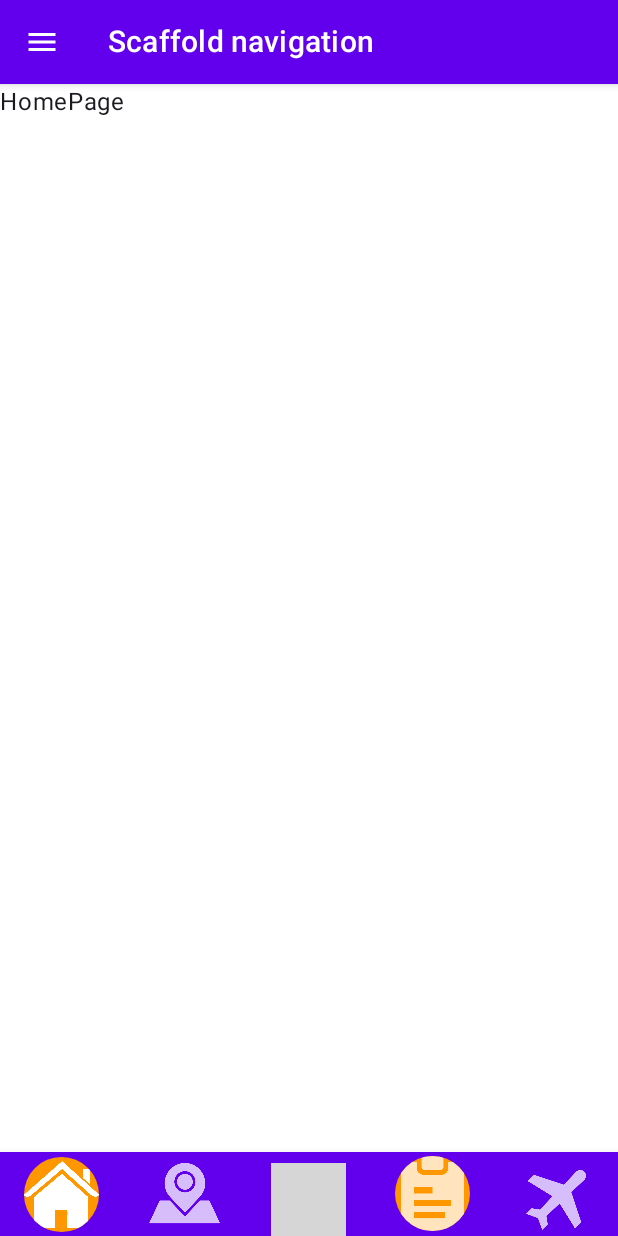
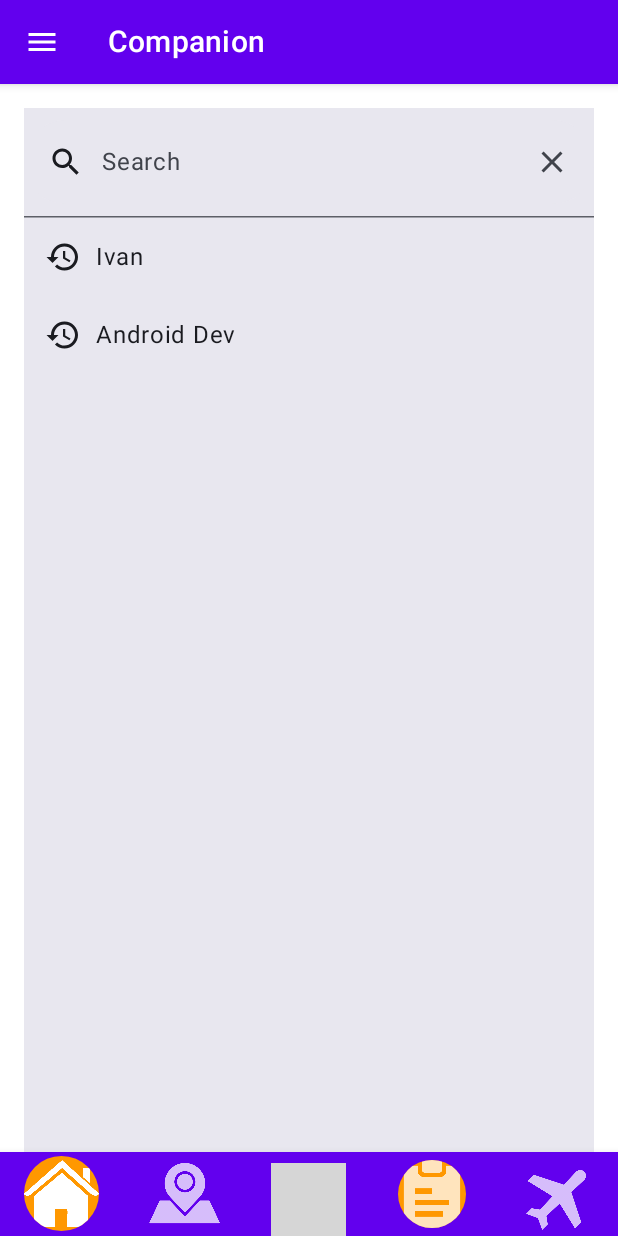
Before and after one commit to DeryJr/companion-App, an Android app built with Jetpack Compose: the MainActivity screen opened directly, with no data from a screen before it, on a phone screen of 412 x 824 dp. Run offline under Robolectric (Android 15) with nearby library versions, the phone set to English and light mode, and no system bars; grey boxes are pictures that could not be loaded.

Commit message:
To je to od mene
OutlinedTextFieldovi su se malo pokvarili u kodu, jer sam morao ažurirati na najnoviju verziju zbog SearchBar()

```diff
--- a/app/build.gradle
+++ b/app/build.gradle
@@ -53,6 +53,7 @@ def room_version = '2.5.1'
 
 dependencies {
 
+    implementation 'com.google.android.material:material:1.9.0'
     constraints {
         implementation("org.jetbrains.kotlin:kotlin-stdlib-jdk7:1.8.0") {
             because("kotlin-stdlib-jdk7 is now a part of kotlin-stdlib")
@@ -74,6 +75,7 @@ dependencies {
     implementation "androidx.room:room-runtime:$room_version"
     kapt "androidx.room:room-compiler:$room_version"
     implementation "androidx.room:room-ktx:$room_version"
+    implementation platform('androidx.compose:compose-bom:2023.05.01')
     implementation "com.google.accompanist:accompanist-systemuicontroller:0.27.0"
 
 
--- a/app/src/main/java/com/example/companion/BottomNav.kt
+++ b/app/src/main/java/com/example/companion/BottomNav.kt
@@ -31,7 +31,6 @@ fun BottomNav(navController: NavController) {
                     painter = painterResource(id = R.drawable.ic_home_white),
                     contentDescription = null,
                     modifier = Modifier
-                        .padding(8.dp)
                         .clip(CircleShape)
                         .background(Color(0xFFFF9800))
                         .width(50.dp)
@@ -53,8 +52,8 @@ fun BottomNav(navController: NavController) {
             },
         )
         BottomNavigationItem(
-            selected = currentDestination?.route == Destinations.Guides.route,
-            onClick = { navController.navigate(Destinations.Guides.route) },
+            selected = currentDestination?.route == Destinations.Hotels.route,
+            onClick = { navController.navigate(Destinations.Hotels.route) },
             icon = {
                 Icon(
                     painter = painterResource(id = R.drawable.ic_bed),
@@ -76,8 +75,8 @@ fun BottomNav(navController: NavController) {
                     modifier = Modifier
                         .clip(CircleShape)
                         .background(Color(0xFFFF9800))
-                        .width(50.dp)
-                        .height(50.dp)
+                        .width(45.dp)
+                        .height(45.dp)
                 )
             },
         )
--- a/app/src/main/java/com/example/companion/HomePageScreen.kt
+++ b/app/src/main/java/com/example/companion/HomePageScreen.kt
@@ -1,10 +1,84 @@
 package com.example.companion
 
+import androidx.compose.foundation.clickable
+import androidx.compose.foundation.layout.Row
+import androidx.compose.foundation.layout.fillMaxWidth
+import androidx.compose.foundation.layout.padding
+import androidx.compose.material.icons.Icons
+import androidx.compose.material.icons.filled.Close
+import androidx.compose.material.icons.filled.Search
+import androidx.compose.material3.ExperimentalMaterial3Api
+import androidx.compose.material3.Icon
+import androidx.compose.material3.SearchBar
 import androidx.compose.material3.Text
 import androidx.compose.runtime.Composable
+import androidx.compose.runtime.mutableStateListOf
+import androidx.compose.runtime.mutableStateOf
+import androidx.compose.runtime.remember
+import androidx.compose.ui.Modifier
+import androidx.compose.ui.res.painterResource
+import androidx.compose.ui.res.stringResource
+import androidx.compose.ui.unit.dp
 import androidx.navigation.NavController
 
+@OptIn(ExperimentalMaterial3Api::class)
 @Composable
-fun HomePageScreen (navController: NavController) {
-    Text(text = "HomePage")
+fun HomePageScreen(navController: NavController) {
+
+    val text = remember { mutableStateOf("") }
+    val active = remember { mutableStateOf(false) }
+    val items = remember {
+        mutableStateListOf(
+            "Ivan",
+            "Android Dev"
+        )
+    }
+
+    SearchBar(
+        modifier = Modifier.fillMaxWidth().padding(16.dp),
+        query = text.value,
+        onQueryChange = { text.value = it },
+        onSearch = {
+            items.add(text.value)
+            active.value = false
+            text.value = ""
+        },
+        active = active.value,
+        onActiveChange = {
+            active.value = it
+        },
+        placeholder = { Text(text = "Search") },
+        leadingIcon = {
+            Icon(
+                imageVector = Icons.Default.Search,
+                contentDescription = stringResource(id = R.string.search)
+            )
+        },
+        trailingIcon = {
+            if (active.value) {
+                Icon(
+                    modifier = Modifier.clickable {
+                        if (text.value.isNotEmpty()) {
+                            text.value = ""
+                        } else {
+                            active.value = false
+                        }
+                    },
+                    imageVector = Icons.Default.Close,
+                    contentDescription = stringResource(id = R.string.close)
+                )
+            }
+        }
+    ) {
+        items.forEach {
+            Row(modifier = Modifier.padding(14.dp)) {
+                Icon(
+                    modifier = Modifier.padding(end = 10.dp),
+                    painter = painterResource(id = R.drawable.ic_history),
+                    contentDescription = "stringResource(id = R.string.history)"
+                )
+                Text(text = it)
+            }
+        }
+    }
 }
--- a/app/src/main/java/com/example/companion/TopNav.kt
+++ b/app/src/main/java/com/example/companion/TopNav.kt
@@ -12,7 +12,7 @@ import androidx.navigation.NavController
 @Composable
 fun TopNav(navController: NavController, onDrawerIconClick: () -> Unit) {
     TopAppBar(
-        title = { Text(text = "Scaffold navigation") },
+        title = { Text(text = "Companion") },
         navigationIcon = {
             IconButton(onClick = onDrawerIconClick) {
                 Icon(Icons.Default.Menu, contentDescription = null)
--- /dev/null
+++ b/app/src/main/res/drawable/ic_history.xml
@@ -0,0 +1,5 @@
+<vector android:height="24dp" android:tint="#000000"
+    android:viewportHeight="24" android:viewportWidth="24"
+    android:width="24dp" xmlns:android="http://schemas.android.com/apk/res/android">
+    <path android:fillColor="@android:color/white" android:pathData="M13,3c-4.97,0 -9,4.03 -9,9L1,12l3.89,3.89 0.07,0.14L9,12L6,12c0,-3.87 3.13,-7 7,-7s7,3.13 7,7 -3.13,7 -7,7c-1.93,0 -3.68,-0.79 -4.94,-2.06l-1.42,1.42C8.27,19.99 10.51,21 13,21c4.97,0 9,-4.03 9,-9s-4.03,-9 -9,-9zM12,8v5l4.28,2.54 0.72,-1.21 -3.5,-2.08L13.5,8L12,8z"/>
+</vector>
--- a/app/src/main/res/values/strings.xml
+++ b/app/src/main/res/values/strings.xml
@@ -1,4 +1,7 @@
 <resources>
     <string name="app_name">Companion</string>
     <string name="hide_password">Hide password\n</string>
+    <string name="search">Searching</string>
+    <string name="close">closing\n</string>
+    <string name="history">history icon\n</string>
 </resources>
```
Also changed, not shown: app/src/main/java/com/example/companion/DetailsScreen.kt (added, +20 -0 lines), app/src/main/java/com/example/companion/FlightsScreen.kt (added, +20 -0 lines), app/src/main/java/com/example/companion/GuideScreen.kt (added, +20 -0 lines), app/src/main/java/com/example/companion/HotelScreen.kt (added, +20 -0 lines), app/src/main/java/com/example/companion/MainActivity.kt (+10 -10 lines), app/src/main/java/com/example/companion/MapScreen.kt (added, +20 -0 lines), app/src/main/java/com/example/companion/ui/theme/LoginScreen.kt (+6 -2 lines), app/src/main/java/com/example/companion/ui/theme/SignupScreen.kt (+6 -2 lines).
